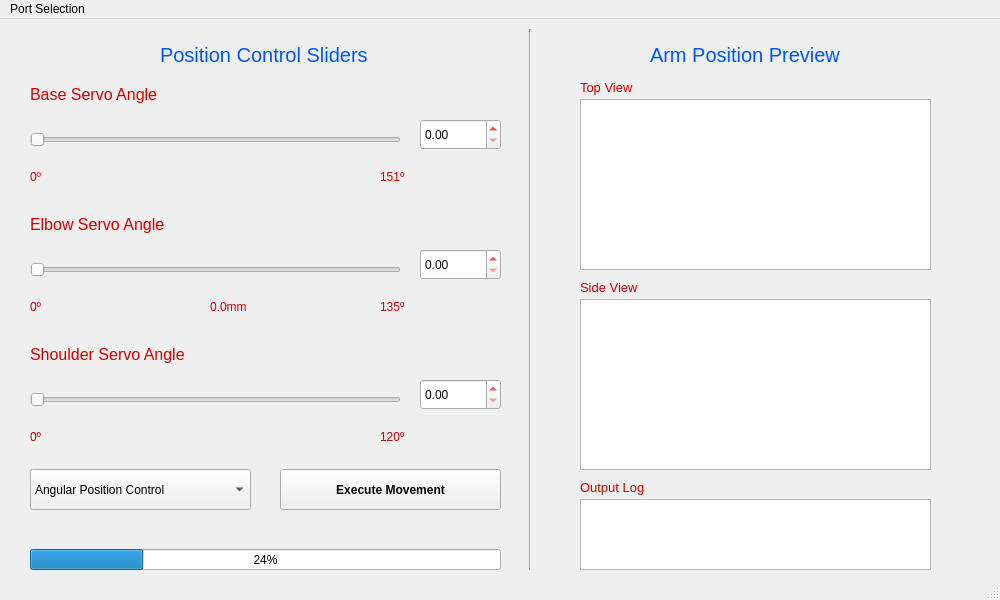
This is pArm-S1/pArm/GUI/InProgressGUI.ui in pArm-TFG/Memoria as Qt 5 draws it before an edit. The edited form follows.
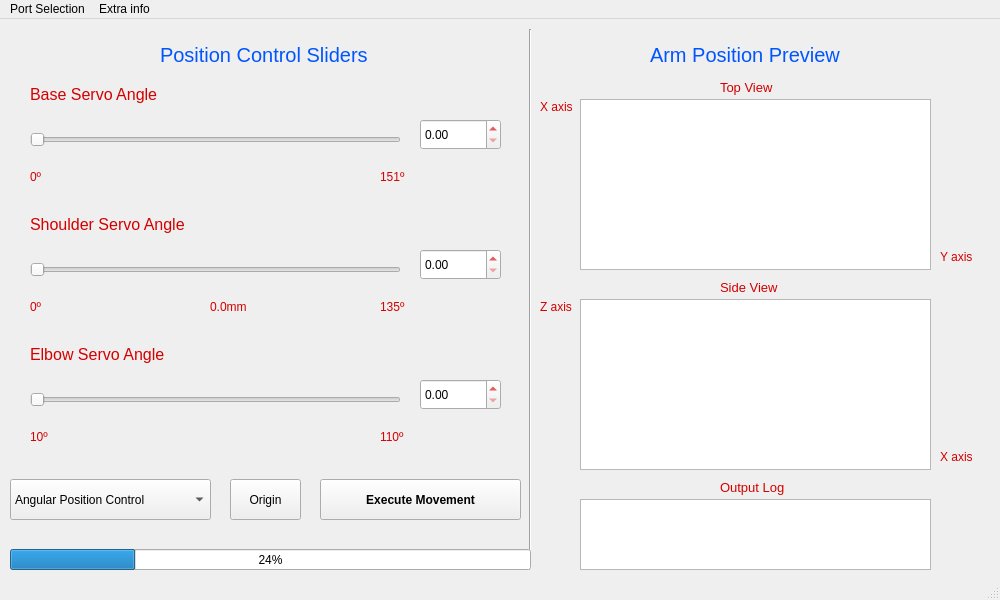
This is the edited form. Custom widgets are drawn as their Qt base class.

What changed in the file:
```diff
--- a/pArm-S1/pArm/GUI/InProgressGUI.ui
+++ b/pArm-S1/pArm/GUI/InProgressGUI.ui
@@ -243,9 +243,9 @@
    <widget class="QComboBox" name="ComboBoxCoordinates">
     <property name="geometry">
      <rect>
-      <x>30</x>
-      <y>450</y>
-      <width>221</width>
+      <x>10</x>
+      <y>460</y>
+      <width>201</width>
       <height>41</height>
      </rect>
     </property>
@@ -266,9 +266,9 @@
    <widget class="QPushButton" name="ExecuteButton">
     <property name="geometry">
      <rect>
-      <x>280</x>
-      <y>450</y>
-      <width>221</width>
+      <x>320</x>
+      <y>460</y>
+      <width>201</width>
       <height>41</height>
      </rect>
     </property>
@@ -318,7 +318,7 @@
      </font>
     </property>
     <property name="text">
-     <string>Elbow Servo Angle</string>
+     <string>Shoulder Servo Angle</string>
     </property>
    </widget>
    <widget class="QLabel" name="SliderLabel3">
@@ -336,15 +336,15 @@
      </font>
     </property>
     <property name="text">
-     <string>Shoulder Servo Angle</string>
+     <string>Elbow Servo Angle</string>
     </property>
    </widget>
    <widget class="QProgressBar" name="ProgressBar">
     <property name="geometry">
      <rect>
-      <x>30</x>
+      <x>10</x>
       <y>530</y>
-      <width>471</width>
+      <width>521</width>
       <height>21</height>
      </rect>
     </property>
@@ -447,7 +447,7 @@
      </rect>
     </property>
     <property name="text">
-     <string>0º</string>
+     <string>10º</string>
     </property>
    </widget>
    <widget class="QLabel" name="RightLabelSlider3">
@@ -460,7 +460,7 @@
      </rect>
     </property>
     <property name="text">
-     <string>120º</string>
+     <string>110º</string>
     </property>
    </widget>
    <widget class="QLabel" name="MidLabelSlider2">
@@ -499,7 +499,7 @@
    <widget class="QLabel" name="label">
     <property name="geometry">
      <rect>
-      <x>580</x>
+      <x>720</x>
       <y>60</y>
       <width>61</width>
       <height>16</height>
@@ -517,7 +517,7 @@
    <widget class="QLabel" name="label_2">
     <property name="geometry">
      <rect>
-      <x>580</x>
+      <x>720</x>
       <y>260</y>
       <width>71</width>
       <height>16</height>
@@ -548,7 +548,7 @@
    <widget class="QLabel" name="label_3">
     <property name="geometry">
      <rect>
-      <x>580</x>
+      <x>720</x>
       <y>460</y>
       <width>71</width>
       <height>16</height>
@@ -563,6 +563,71 @@
      <string>Output Log</string>
     </property>
    </widget>
+   <widget class="QPushButton" name="origin_button">
+    <property name="geometry">
+     <rect>
+      <x>230</x>
+      <y>460</y>
+      <width>71</width>
+      <height>41</height>
+     </rect>
+    </property>
+    <property name="text">
+     <string>Origin</string>
+    </property>
+   </widget>
+   <widget class="QLabel" name="label_4">
+    <property name="geometry">
+     <rect>
+      <x>540</x>
+      <y>80</y>
+      <width>51</width>
+      <height>16</height>
+     </rect>
+    </property>
+    <property name="text">
+     <string>X axis</string>
+    </property>
+   </widget>
+   <widget class="QLabel" name="label_5">
+    <property name="geometry">
+     <rect>
+      <x>940</x>
+      <y>230</y>
+      <width>51</width>
+      <height>16</height>
+     </rect>
+    </property>
+    <property name="text">
+     <string>Y axis</string>
+    </property>
+   </widget>
+   <widget class="QLabel" name="label_6">
+    <property name="geometry">
+     <rect>
+      <x>540</x>
+      <y>280</y>
+      <width>51</width>
+      <height>16</height>
+     </rect>
+    </property>
+    <property name="text">
+     <string>Z axis</string>
+    </property>
+   </widget>
+   <widget class="QLabel" name="label_7">
+    <property name="geometry">
+     <rect>
+      <x>940</x>
+      <y>430</y>
+      <width>51</width>
+      <height>16</height>
+     </rect>
+    </property>
+    <property name="text">
+     <string>X axis</string>
+    </property>
+   </widget>
   </widget>
   <widget class="QMenuBar" name="menubar">
    <property name="geometry">
@@ -578,7 +643,16 @@
      <string>Port Selection</string>
     </property>
    </widget>
+   <widget class="QMenu" name="menu_Tools">
+    <property name="title">
+     <string>Extra info</string>
+    </property>
+    <addaction name="actionGitHub_link_for_of_this_project"/>
+    <addaction name="actionDocumentation"/>
+    <addaction name="actionAbout_us"/>
+   </widget>
    <addaction name="menuPort_Selection"/>
+   <addaction name="menu_Tools"/>
   </widget>
   <widget class="QStatusBar" name="statusbar"/>
  </widget>
```
Left out of the diff: 31 changed lines with no effect on the pictures.
